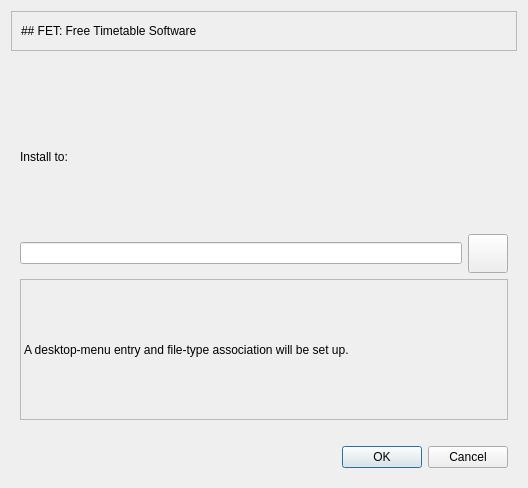
This is LinuxInstaller/installer/installer.ui in gradgrind/fetinstaller as Qt 5 draws it before an edit. The edited form follows.
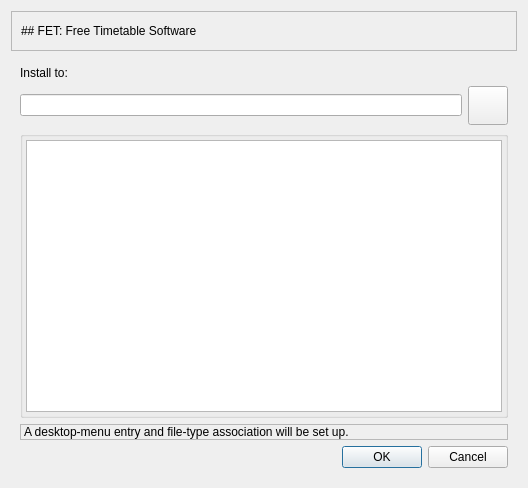
This is the edited form. The open tabs and pages were chosen to show the change. Icons and pictures are not drawn.

```diff
--- a/LinuxInstaller/installer/installer.ui
+++ b/LinuxInstaller/installer/installer.ui
@@ -214,22 +214,6 @@
      </widget>
      <widget class="QWidget" name="page_2">
       <layout class="QVBoxLayout" name="verticalLayout_3">
-       <item>
-        <spacer name="verticalSpacer_4">
-         <property name="orientation">
-          <enum>Qt::Orientation::Vertical</enum>
-         </property>
-         <property name="sizeType">
-          <enum>QSizePolicy::Policy::Fixed</enum>
-         </property>
-         <property name="sizeHint" stdset="0">
-          <size>
-           <width>20</width>
-           <height>20</height>
-          </size>
-         </property>
-        </spacer>
-       </item>
        <item>
         <widget class="QLabel" name="label_3">
          <property name="text">
@@ -264,6 +248,37 @@
          </item>
         </layout>
        </item>
+       <item>
+        <widget class="QGroupBox" name="overwriteBox">
+         <property name="title">
+          <string/>
+         </property>
+         <layout class="QVBoxLayout" name="verticalLayout_7">
+          <property name="leftMargin">
+           <number>3</number>
+          </property>
+          <property name="topMargin">
+           <number>3</number>
+          </property>
+          <property name="rightMargin">
+           <number>3</number>
+          </property>
+          <property name="bottomMargin">
+           <number>3</number>
+          </property>
+          <item>
+           <widget class="QPlainTextEdit" name="would_overwrite">
+            <property name="styleSheet">
+             <string notr="true">color: rgb(192, 28, 40);</string>
+            </property>
+            <property name="readOnly">
+             <bool>true</bool>
+            </property>
+           </widget>
+          </item>
+         </layout>
+        </widget>
+       </item>
        <item>
         <widget class="QLabel" name="desktopSetup">
          <property name="sizePolicy">
@@ -289,22 +304,6 @@
          </property>
         </widget>
        </item>
-       <item>
-        <spacer name="verticalSpacer_2">
-         <property name="orientation">
-          <enum>Qt::Orientation::Vertical</enum>
-         </property>
-         <property name="sizeType">
-          <enum>QSizePolicy::Policy::Fixed</enum>
-         </property>
-         <property name="sizeHint" stdset="0">
-          <size>
-           <width>20</width>
-           <height>20</height>
-          </size>
-         </property>
-        </spacer>
-       </item>
        <item>
         <widget class="QDialogButtonBox" name="buttonBox_2">
          <property name="standardButtons">
```
Left out of the diff: 2 changed lines with no effect on the pictures.
